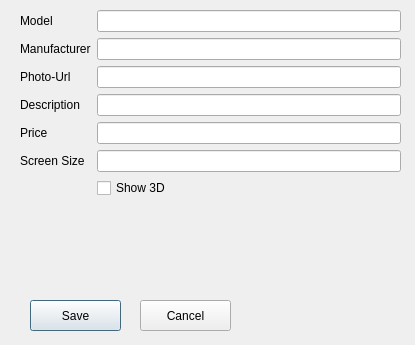
This is addtvform.ui in mhortis/Eshop_QT as Qt 5 draws it before an edit. The edited form follows.
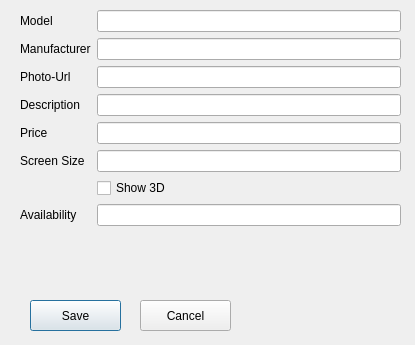
This is the edited form.

Patch:
```diff
--- a/addtvform.ui
+++ b/addtvform.ui
@@ -103,6 +103,16 @@
       </property>
      </widget>
     </item>
+    <item row="8" column="1">
+     <widget class="QLineEdit" name="availabilityLineEdit"/>
+    </item>
+    <item row="8" column="0">
+     <widget class="QLabel" name="availabilityLabel">
+      <property name="text">
+       <string>Availability</string>
+      </property>
+     </widget>
+    </item>
    </layout>
   </widget>
   <widget class="QPushButton" name="cancelButton">
```
